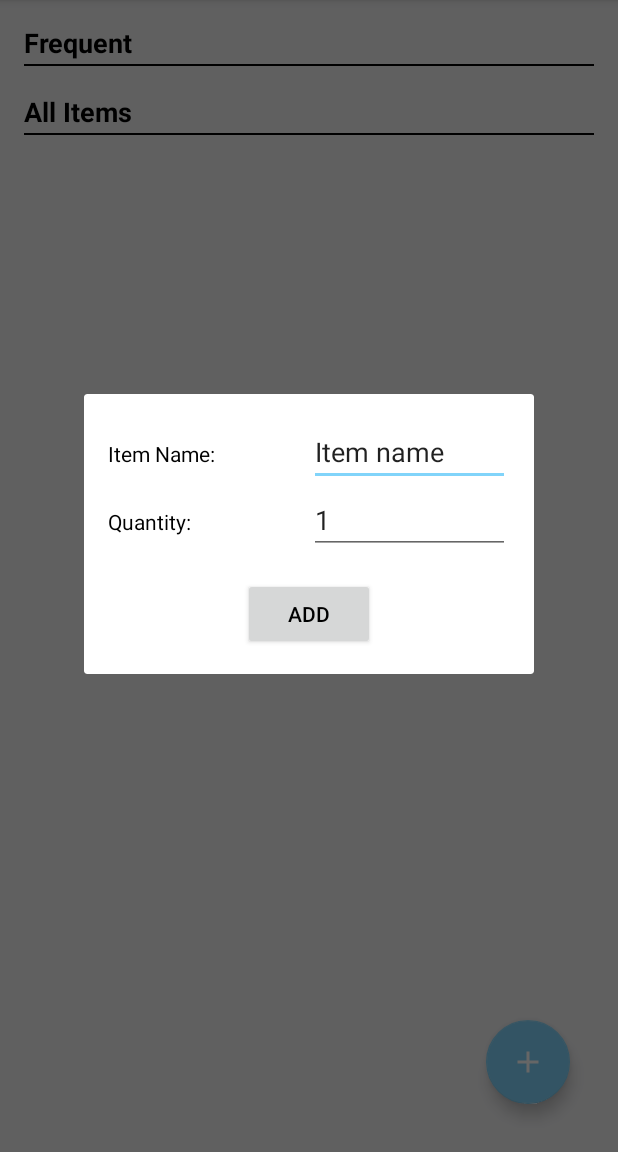
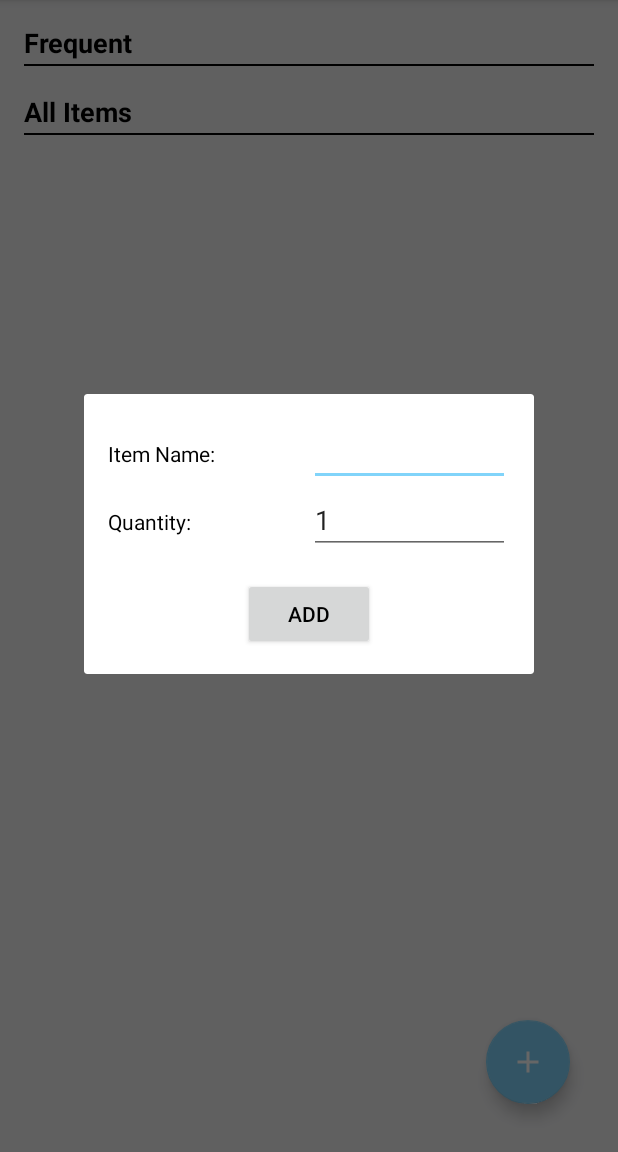
Before and after one commit to Team-SubliMate/SubliMate-Android, an Android app: the screen it shows after launch (MainActivity), after a tap on an icon or button, on a phone screen of 412 x 824 dp, the part 84-1236 px from its top. Run offline under Robolectric (Android 15) with nearby library versions, the phone set to English and light mode, and no system bars.

Commit message:
Have an empty default name in manual add

```diff
--- a/app/src/main/java/sublimate/com/sublimate/view/ManualAddDialog.java
+++ b/app/src/main/java/sublimate/com/sublimate/view/ManualAddDialog.java
@@ -45,6 +45,7 @@ public class ManualAddDialog extends Dialog {
                 presenter.addItem(item);
                 presenter.showToast("The item \"" + item.getName() + "\" has been added.");
 
+                dialogNameEditText.setText("");
                 dismiss();
             }
         });
@@ -72,7 +73,5 @@ public class ManualAddDialog extends Dialog {
 
         dialogNameEditText.addTextChangedListener(textWatcher);
         dialogQuantityEditText.addTextChangedListener(textWatcher);
-
-        dialogNameEditText.setText("Item name");
     }
 }
```
